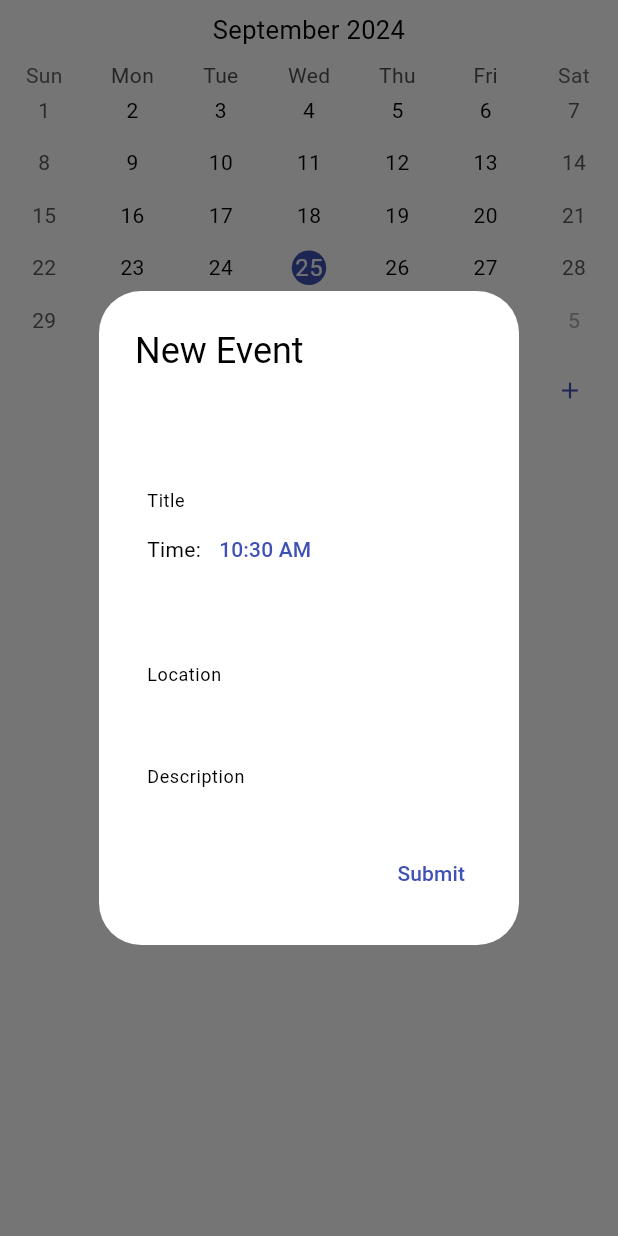
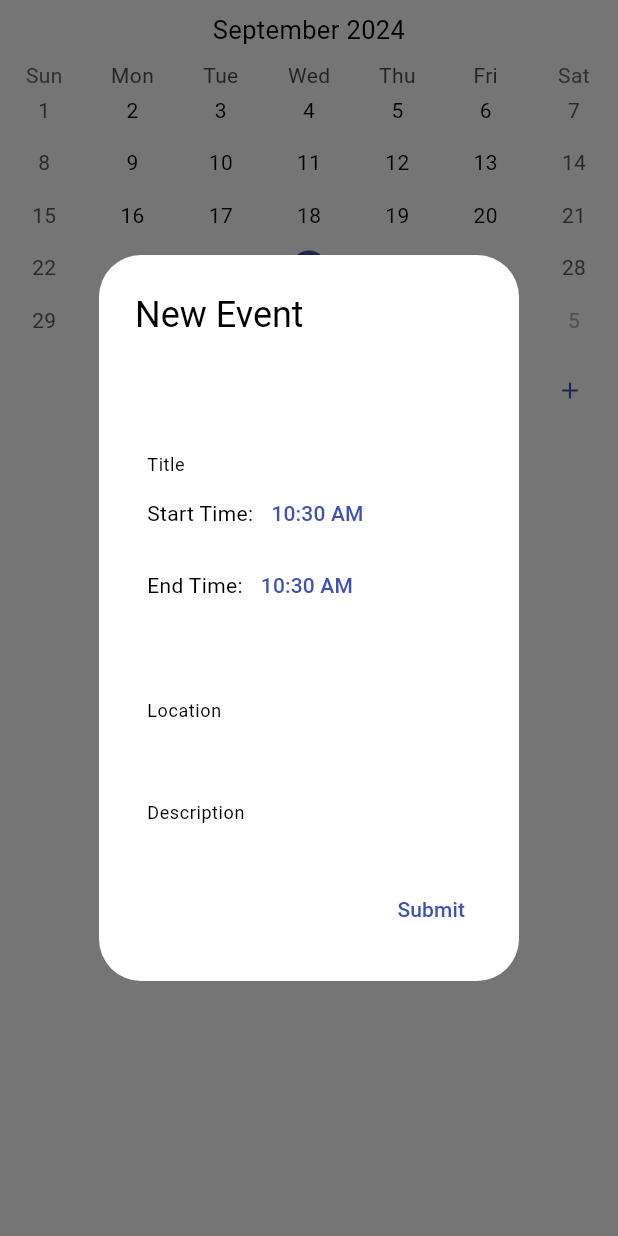
Before and after one commit to deathblade666/flutter_launcher, a Flutter app: the Calendar widget shown alone on an empty page, opened directly with empty values, after a tap on the "add" icon, on a phone screen of 412 x 824 dp. Run offline on Flutter 3.47's test engine with Material 3 defaults, Android fonts, the phone set to English and light mode, and no system bars; drawn by our look-alikes of dynamic_color, table_calendar; our stand-ins replace date_format, shared_preferences, string_validator; missing offline and left inert: installed_apps, one_clock; accounts and stored records are empty.

Commit message:
Added End Time

```diff
--- a/lib/widgets/calendar.dart
+++ b/lib/widgets/calendar.dart
@@ -21,7 +21,8 @@ class _CalendarState extends State<Calendar> {
       .toggledOff;
   DateTime _focusedDay = DateTime.now();
   DateTime? _selectedDay;
-  TimeOfDay pickedTime = TimeOfDay.now();
+  TimeOfDay pickedStartTime = TimeOfDay.now();
+  TimeOfDay pickedEndTime = TimeOfDay.now();
 
 
   @override
@@ -34,11 +35,11 @@ class _CalendarState extends State<Calendar> {
   void _selectTime() async {
     final TimeOfDay? newTime = await showTimePicker(
       context: context,
-      initialTime: pickedTime,
+      initialTime: pickedStartTime,
     );
     if (newTime != null) {
       setState(() {
-        pickedTime = newTime;
+        pickedStartTime = newTime;
       });
     }
   }
@@ -145,20 +146,39 @@ class _CalendarState extends State<Calendar> {
                                   ),
                                   Row(
                                     children: [
-                                      const Text("Time:"),
+                                      const Text("Start Time:"),
                                       TextButton(
                                         onPressed: () async {
                                           final TimeOfDay? newTime = await showTimePicker(
                                             context: context,
-                                            initialTime: pickedTime,
+                                            initialTime: pickedStartTime,
                                           );
                                           if (newTime != null) {
                                             setState(() {
-                                              pickedTime = newTime;
+                                              pickedStartTime = newTime;
                                             });
                                           }
                                         },
-                                        child: Text(pickedTime.format(context))
+                                        child: Text(pickedStartTime.format(context))
+                                      ),
+                                    ],
+                                  ),
+                                  Row(
+                                    children: [
+                                      const Text("End Time:"),
+                                      TextButton(
+                                        onPressed: () async {
+                                          final TimeOfDay? newTime = await showTimePicker(
+                                            context: context,
+                                            initialTime: pickedEndTime,
+                                          );
+                                          if (newTime != null) {
+                                            setState(() {
+                                              pickedEndTime = newTime;
+                                            });
+                                          }
+                                        },
+                                        child: Text(pickedEndTime.format(context))
                                       ),
                                     ],
                                   ),
@@ -180,8 +200,9 @@ class _CalendarState extends State<Calendar> {
                                   _selectedDay!: [
                                     ..._selectedEvents.value,
                                     Event(
+                                      endTime: pickedEndTime,
                                       location: _locationController.text,
-                                      starttime: pickedTime,
+                                      starttime: pickedStartTime,
                                       date: _selectedDay.toString(),
                                       title: _titleController.text,
                                       description: _descriptionController.text
@@ -252,7 +273,7 @@ class _CalendarState extends State<Calendar> {
                                     const Spacer(),
                                     Align(
                                       alignment: Alignment.topRight,
-                                      child: Text('${value[index].starttime?.format(context)}  -  8:45 PM',overflow: TextOverflow.ellipsis,),
+                                      child: Text('${value[index].starttime?.format(context)}  -  ${value[index].endTime?.format(context)}',overflow: TextOverflow.ellipsis,),
                                     ),
                                   ],
                                 ),
--- a/lib/widgets/calendar_utils.dart
+++ b/lib/widgets/calendar_utils.dart
@@ -7,11 +7,13 @@ class Event {
   String description;
   String? date;
   TimeOfDay? starttime;
+  TimeOfDay? endTime;
 
-  Event({required this.title, required this.description, required this.date, this.starttime, this.location});
+  Event({required this.title, required this.description, required this.date, this.starttime, this.location, this.endTime});
 
   factory Event.fromJson(Map<String, dynamic> json) {
     return Event(
+      endTime: json["endTime"],
       location: json["location"],
       starttime: json["starttime"],
       date: json["date"],
@@ -21,6 +23,7 @@ class Event {
   }
   Map<String, dynamic> toJson(){
     return {
+      "endTime":endTime,
       "location":location,
       "starttime":starttime,
       "date": date,
```
